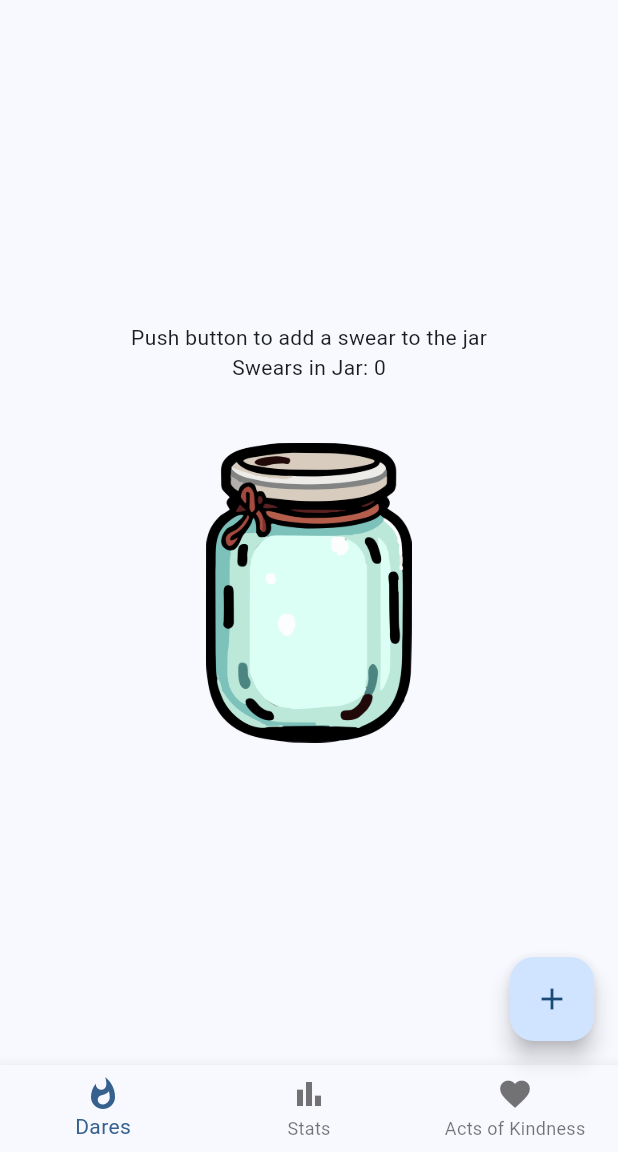
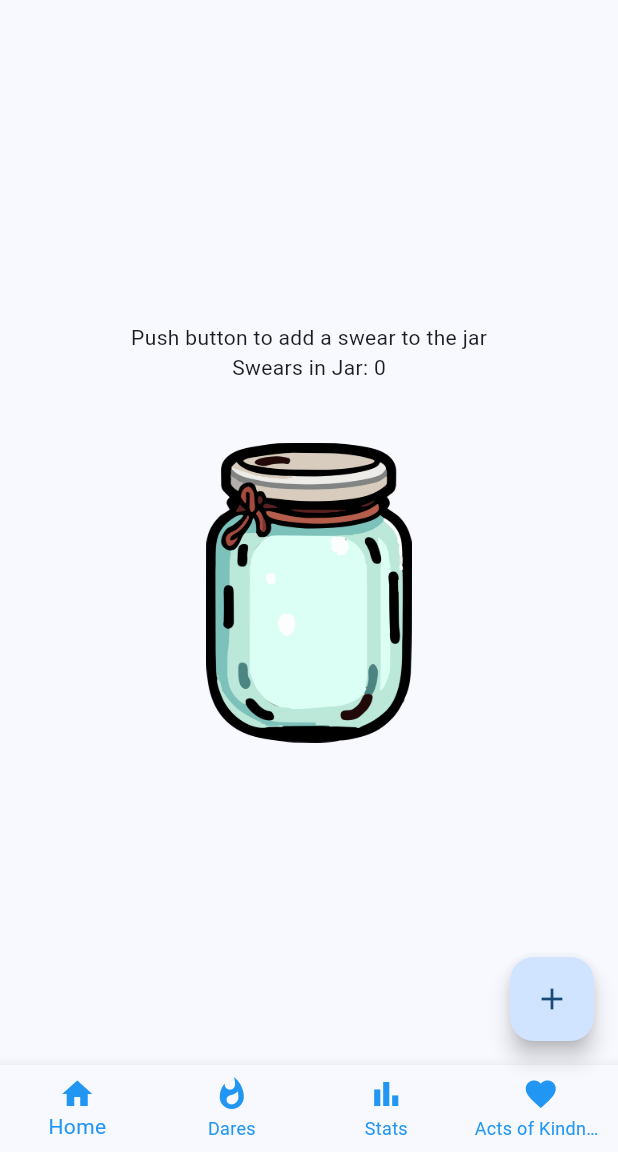
Before and after one commit to hasangha04/SwearJar, a Flutter app: the screen it shows after launch, on a phone screen of 412 x 824 dp, the part 84-1236 px from its top. Run offline on Flutter 3.47's test engine with Material 3 defaults, Android fonts, the phone set to English and light mode, and no system bars; our stand-ins replace cloud_firestore, firebase_core, yaml; accounts and stored records are empty.

Commit message:
added new buttom to nav bar for home page

```diff
--- a/lib/main.dart
+++ b/lib/main.dart
@@ -1,6 +1,6 @@
 import 'package:flutter/material.dart';
 import 'package:firebase_core/firebase_core.dart';
-import 'package:swear_jar/firebaseService.dart';
+import 'package:swear_jar/firebase_service.dart';
 import 'package:cloud_firestore/cloud_firestore.dart';
 
 void main() async {
@@ -20,6 +20,10 @@ class MyApp extends StatelessWidget {
         theme: ThemeData(
           colorScheme: ColorScheme.fromSeed(seedColor: Colors.blue),
           useMaterial3: true,
+          bottomNavigationBarTheme: BottomNavigationBarThemeData(
+            selectedItemColor: Colors.blue, // Color for selected item
+            unselectedItemColor: Colors.blue, // Color for unselected item
+          ),
         ),
         initialRoute: '/',
         routes: {
@@ -43,7 +47,7 @@ class MyJarPage extends StatefulWidget {
 
 class _MyJarPageState extends State<MyJarPage> {
   int _counter = 0;
-
+  int _selectedIndex = 0;
   void _incrementCounter() {
     setState(() {
       _counter++;
@@ -84,7 +88,13 @@ class _MyJarPageState extends State<MyJarPage> {
           child: const Icon(Icons.add),
         ),
         bottomNavigationBar: BottomNavigationBar(
+          type: BottomNavigationBarType.fixed,
+          currentIndex: _selectedIndex, // Add currentIndex property
           items: const [
+            BottomNavigationBarItem(
+              icon: Icon(Icons.home),
+              label: 'Home',
+            ),
             BottomNavigationBarItem(
               icon: Icon(Icons.whatshot),
               label: 'Dares',
@@ -99,18 +109,24 @@ class _MyJarPageState extends State<MyJarPage> {
             ),
           ],
           onTap: (index) {
+            setState(() {
+              _selectedIndex = index;
+            });
             switch (index) {
               case 0:
-                  Navigator.pushNamed(context, '/dares');
+                Navigator.pushNamedAndRemoveUntil(context, '/', (route) => false);
                 break;
               case 1:
-                  Navigator.pushNamed(context, '/stats');
+                Navigator.pushNamedAndRemoveUntil(context, '/dares', (route) => false);
                 break;
               case 2:
-                  Navigator.pushNamed(context, '/actsOfKindness');
+                Navigator.pushNamedAndRemoveUntil(context, '/stats', (route) => false);
+                break;
+              case 3:
+                Navigator.pushNamedAndRemoveUntil(context, '/actsOfKindness', (route) => false);
                 break;
             }
-            }
+          },
         )
     );
   }
@@ -171,6 +187,7 @@ class DaresPage extends StatelessWidget {
         tooltip: 'Add Dare',
         child: Icon(Icons.add),
       ),
+
     );
   }
 }
```
Lines whose indentation alone changed are shown as unchanged.
